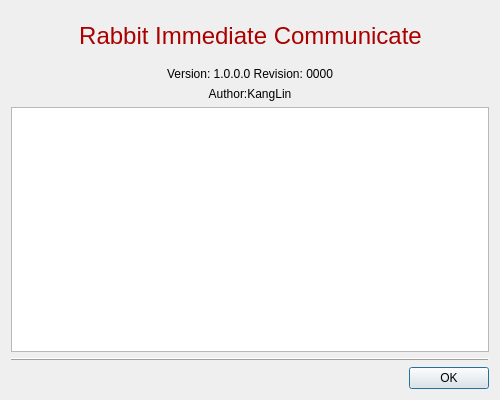
This is Widgets/DlgAbout/DlgAbout.ui in KangLin/RabbitIm as Qt 5 draws it before an edit. The edited form follows.
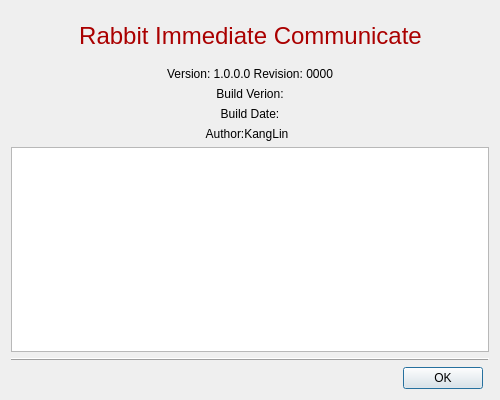
This is the edited form. Icons and pictures are not drawn.

```diff
--- a/Widgets/DlgAbout/DlgAbout.ui
+++ b/Widgets/DlgAbout/DlgAbout.ui
@@ -14,7 +14,7 @@
    <string>About</string>
   </property>
   <layout class="QGridLayout" name="gridLayout">
-   <item row="0" column="0">
+   <item row="0" column="0" colspan="2">
     <layout class="QHBoxLayout" name="horizontalLayout">
      <item>
       <widget class="QLabel" name="lblLogo">
@@ -138,7 +138,7 @@
      </item>
     </layout>
    </item>
-   <item row="1" column="0">
+   <item row="1" column="0" colspan="2">
     <widget class="QLabel" name="lblVersion">
      <property name="text">
       <string>Version: 1.0.0.0 Revision: 0000</string>
@@ -149,9 +149,12 @@
      <property name="alignment">
       <set>Qt::AlignCenter</set>
      </property>
+     <property name="wordWrap">
+      <bool>true</bool>
+     </property>
     </widget>
    </item>
-   <item row="2" column="0">
+   <item row="4" column="0">
     <widget class="QLabel" name="lblAuthor">
      <property name="text">
       <string>Author:KangLin</string>
@@ -164,7 +167,7 @@
      </property>
     </widget>
    </item>
-   <item row="3" column="0">
+   <item row="5" column="0" colspan="2">
     <widget class="QTextEdit" name="txtReadMe">
      <property name="enabled">
       <bool>true</bool>
@@ -177,7 +180,7 @@
      </property>
     </widget>
    </item>
-   <item row="4" column="0">
+   <item row="6" column="0" colspan="2">
     <widget class="QFrame" name="frame">
      <property name="frameShape">
       <enum>QFrame::HLine</enum>
@@ -187,7 +190,7 @@
      </property>
     </widget>
    </item>
-   <item row="5" column="0">
+   <item row="7" column="0">
     <widget class="QDialogButtonBox" name="buttonBox">
      <property name="orientation">
       <enum>Qt::Horizontal</enum>
@@ -197,6 +200,32 @@
      </property>
     </widget>
    </item>
+   <item row="2" column="0" colspan="2">
+    <widget class="QLabel" name="lbbuildVersion">
+     <property name="text">
+      <string>Build Verion:</string>
+     </property>
+     <property name="alignment">
+      <set>Qt::AlignCenter</set>
+     </property>
+     <property name="wordWrap">
+      <bool>true</bool>
+     </property>
+    </widget>
+   </item>
+   <item row="3" column="0" colspan="2">
+    <widget class="QLabel" name="lbDate">
+     <property name="text">
+      <string>Build Date:</string>
+     </property>
+     <property name="alignment">
+      <set>Qt::AlignCenter</set>
+     </property>
+     <property name="wordWrap">
+      <bool>true</bool>
+     </property>
+    </widget>
+   </item>
   </layout>
  </widget>
  <resources>
```
